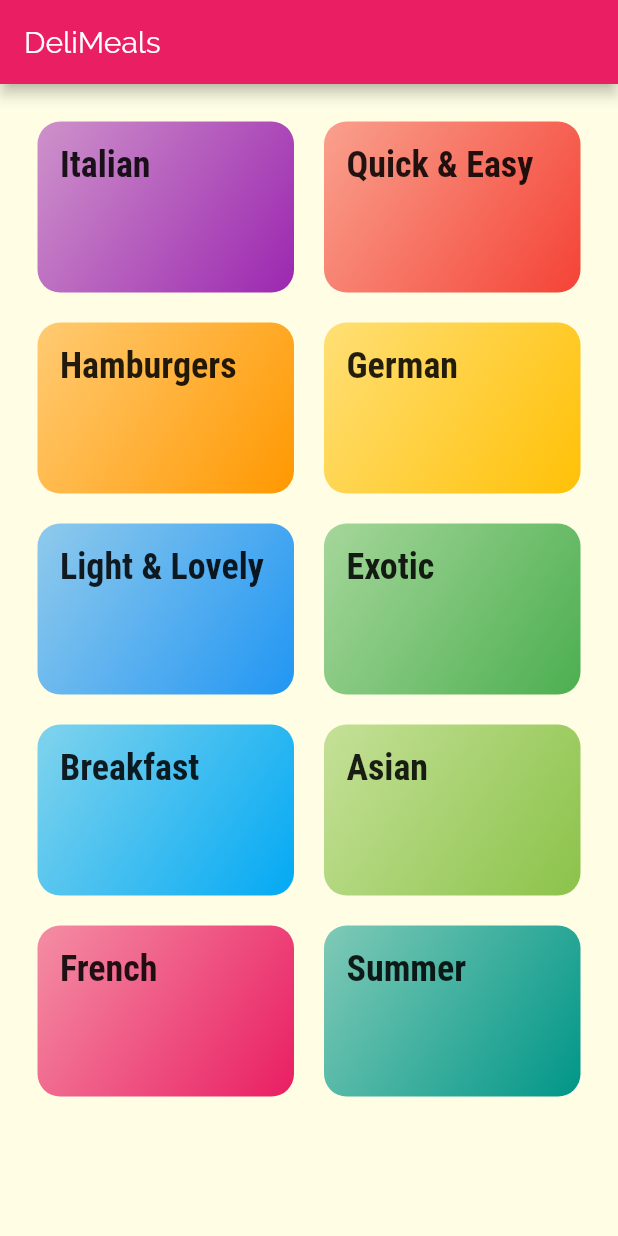
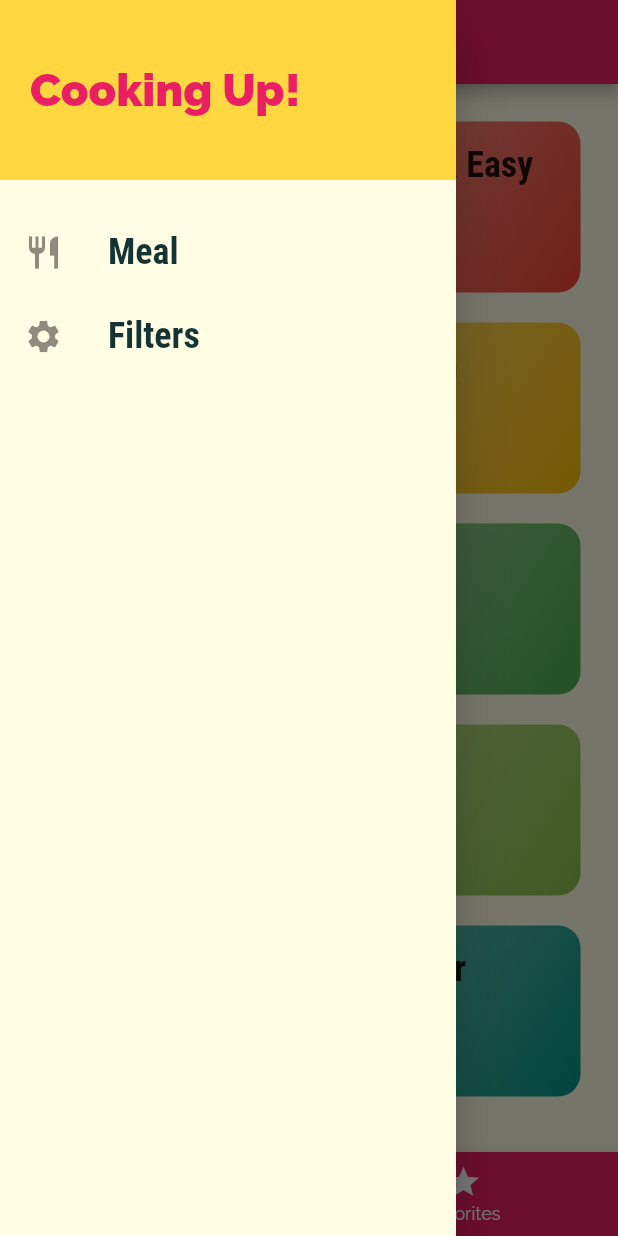
Before and after one commit to Prince7195/flutter_meals_app, a Flutter app: the screen it shows after launch, with the side drawer open (before the commit the screen has no drawer), on a phone screen of 412 x 824 dp. Run offline on Flutter 3.47's test engine with Material 2 defaults, Android fonts, the phone set to English and light mode, and no system bars.

Commit message:
meals app

```diff
--- a/lib/main.dart
+++ b/lib/main.dart
@@ -2,14 +2,71 @@ import 'dart:ui';
 
 import 'package:flutter/material.dart';
 
-import 'screens/category_meal_screen.dart';
-import 'screens/category_screen.dart';
+import './data/dummy_data.dart';
+import './models/meal.dart';
+import './screens/filters_screen.dart';
+import './screens/meal_detail_screen.dart';
+import './screens/category_meal_screen.dart';
+import './screens/tabs_screen.dart';
 
 void main() {
   runApp(MyApp());
 }
 
-class MyApp extends StatelessWidget {
+class MyApp extends StatefulWidget {
+  @override
+  _MyAppState createState() => _MyAppState();
+}
+
+class _MyAppState extends State<MyApp> {
+  Map<String, bool> _filters = {
+    "gluten": false,
+    "lactose": false,
+    "vegetarian": false,
+    "vegan": false,
+  };
+
+  List<Meal> _availablemeals = DUMMY_MEALS;
+  List<Meal> _favoriteMeals = [];
+
+  void _setFilters(Map<String, bool> filters) {
+    setState(() {
+      _filters = filters;
+      _availablemeals = DUMMY_MEALS.where((meal) {
+        if (_filters["gluten"] == true && !meal.isGlutenFree) {
+          return false;
+        }
+        if (_filters["lactose"] == true && !meal.isLactoseFree) {
+          return false;
+        }
+        if (_filters["vegetarian"] == true && !meal.isVegetarian) {
+          return false;
+        }
+        if (_filters["vegan"] == true && !meal.isVegan) {
+          return false;
+        }
+        return true;
+      }).toList();
+    });
+  }
+
+  void _toggleFavoriteMeal(String mealId) {
+    final existIndex = _favoriteMeals.indexWhere((meal) => meal.id == mealId);
+    if (existIndex >= 0) {
+      setState(() {
+        _favoriteMeals.removeAt(existIndex);
+      });
+    } else {
+      setState(() {
+        _favoriteMeals.add(DUMMY_MEALS.firstWhere((meal) => meal.id == mealId));
+      });
+    }
+  }
+
+  bool _isMealFavorite(String mealId) {
+    return _favoriteMeals.any((meal) => meal.id == mealId);
+  }
+
   @override
   Widget build(BuildContext context) {
     return MaterialApp(
@@ -36,8 +93,12 @@ class MyApp extends StatelessWidget {
       // home: CategoryScreen(),
       initialRoute: "/", // default route "/"
       routes: {
-        "/": (_) => CategoryScreen(),
-        CategoryMealScreen.routeName: (_) => CategoryMealScreen(),
+        "/": (_) => TabsScreen(_favoriteMeals),
+        CategoryMealScreen.routeName: (_) =>
+            CategoryMealScreen(_availablemeals),
+        MealDetailScreen.routeName: (_) =>
+            MealDetailScreen(_toggleFavoriteMeal, _isMealFavorite),
+        FiltersScreen.routeName: (_) => FiltersScreen(_filters, _setFilters),
       },
     );
   }
--- a/lib/screens/category_screen.dart
+++ b/lib/screens/category_screen.dart
@@ -6,11 +6,7 @@ import '../widgets/category_item.dart';
 class CategoryScreen extends StatelessWidget {
   @override
   Widget build(BuildContext context) {
-    return Scaffold(
-      appBar: AppBar(
-        title: const Text("DeliMeals"),
-      ),
-      body: GridView(
+    return GridView(
       padding: const EdgeInsets.all(25),
       children: DUMMY_CATEGORIES
           .map((cat) => CategoryItem(
@@ -26,7 +22,6 @@ class CategoryScreen extends StatelessWidget {
         crossAxisSpacing: 20,
         mainAxisSpacing: 20,
       ),
-      ),
     );
   }
 }
--- /dev/null
+++ b/lib/screens/favorites_screen.dart
@@ -0,0 +1,32 @@
+import "package:flutter/material.dart";
+import '../models/meal.dart';
+import '../widgets/meal_item.dart';
+
+class FavoriteScreen extends StatelessWidget {
+  final List<Meal> favoriteMeals;
+
+  FavoriteScreen(this.favoriteMeals);
+  @override
+  Widget build(BuildContext context) {
+    if (favoriteMeals.isEmpty) {
+      return Center(
+        child: Text("You have no favorites yet - start adding some!"),
+      );
+    }
+    return ListView.builder(
+        itemCount: favoriteMeals.length,
+        itemBuilder: (_, index) {
+          final meal = favoriteMeals[index];
+          return MealItem(
+            key: ValueKey(meal.id),
+            id: meal.id,
+            title: meal.title,
+            imageUrl: meal.imageUrl,
+            duration: meal.duration,
+            complexity: meal.complexity,
+            affordability: meal.affordability,
+            removeItem: () {},
+          );
+        });
+  }
+}
--- /dev/null
+++ b/lib/screens/tabs_screen.dart
@@ -0,0 +1,70 @@
+import "package:flutter/material.dart";
+
+import '../models/meal.dart';
+import '../widgets/drawer_main.dart';
+import './favorites_screen.dart';
+import './category_screen.dart';
+
+class TabsScreen extends StatefulWidget {
+  final List<Meal> favoriteMeals;
+
+  TabsScreen(this.favoriteMeals);
+
+  @override
+  _TabsScreenState createState() => _TabsScreenState();
+}
+
+class _TabsScreenState extends State<TabsScreen> {
+  late List<Map<String, Object>> _pages;
+
+  int _selectedPageIndex = 0;
+
+  @override
+  void initState() {
+    _pages = [
+      {
+        'page': CategoryScreen(),
+        'title': 'Categories',
+      },
+      {
+        'page': FavoriteScreen(widget.favoriteMeals),
+        'title': 'Your Favorites',
+      },
+    ];
+    super.initState();
+  }
+
+  void _selectPage(int index) {
+    setState(() {
+      _selectedPageIndex = index;
+    });
+  }
+
+  @override
+  Widget build(BuildContext context) {
+    return Scaffold(
+      appBar: AppBar(
+        title: Text(_pages[_selectedPageIndex]['title'] as String),
+      ),
+      body: _pages[_selectedPageIndex]['page'] as Widget,
+      drawer: DrawerMain(),
+      bottomNavigationBar: BottomNavigationBar(
+        onTap: _selectPage,
+        backgroundColor: Theme.of(context).primaryColor,
+        currentIndex: _selectedPageIndex,
+        unselectedItemColor: Colors.white,
+        selectedItemColor: Theme.of(context).accentColor,
+        items: [
+          BottomNavigationBarItem(
+            icon: Icon(Icons.category),
+            label: "Categories",
+          ),
+          BottomNavigationBarItem(
+            icon: Icon(Icons.star),
+            label: "Favorites",
+          ),
+        ],
+      ),
+    );
+  }
+}
--- /dev/null
+++ b/lib/widgets/drawer_main.dart
@@ -0,0 +1,66 @@
+import "package:flutter/material.dart";
+
+import '../screens/filters_screen.dart';
+
+class DrawerMain extends StatelessWidget {
+  Widget buildListTile(String title, IconData icon, VoidCallback tapHandler) {
+    return ListTile(
+      leading: Icon(
+        icon,
+        size: 26,
+      ),
+      title: Text(
+        title,
+        style: const TextStyle(
+          fontFamily: "RobotoCondensed",
+          fontSize: 24,
+          fontWeight: FontWeight.bold,
+        ),
+      ),
+      onTap: tapHandler,
+    );
+  }
+
+  @override
+  Widget build(BuildContext context) {
+    return Drawer(
+      child: Column(
+        children: [
+          Container(
+            height: 120,
+            width: double.infinity,
+            color: Theme.of(context).accentColor,
+            padding: const EdgeInsets.all(20),
+            alignment: Alignment.centerLeft,
+            child: Text(
+              "Cooking Up!",
+              style: TextStyle(
+                fontSize: 30,
+                fontWeight: FontWeight.w900,
+                color: Theme.of(context).primaryColor,
+              ),
+            ),
+          ),
+          const SizedBox(
+            height: 20,
+          ),
+          buildListTile(
+            'Meal',
+            Icons.restaurant,
+            () {
+              Navigator.of(context).pushReplacementNamed("/");
+            },
+          ),
+          buildListTile(
+            'Filters',
+            Icons.settings,
+            () {
+              Navigator.of(context)
+                  .pushReplacementNamed(FiltersScreen.routeName);
+            },
+          ),
+        ],
+      ),
+    );
+  }
+}
```
Also changed, not shown: lib/screens/category_meal_screen.dart (+50 -20 lines), lib/screens/filters_screen.dart (added, +127 -0 lines), lib/screens/meal_detail_screen.dart (added, +107 -0 lines), lib/screens/tabs_screen_alternate.dart (added, +42 -0 lines), lib/widgets/meal_item.dart (+15 -2 lines). Lines whose indentation alone changed are shown as unchanged.
